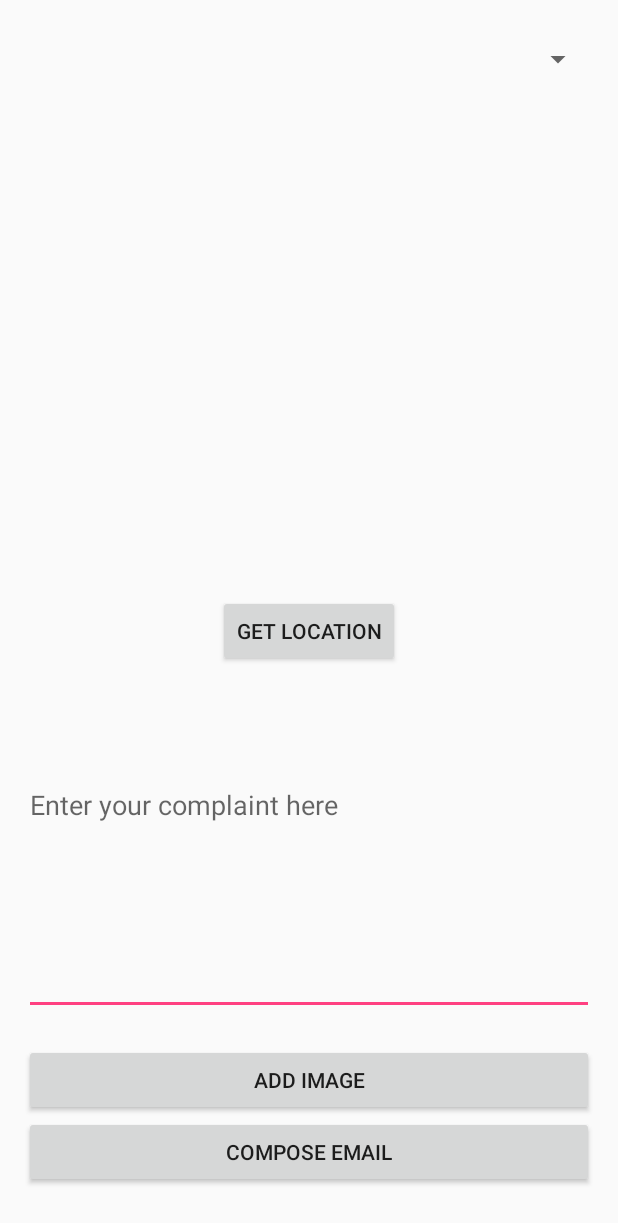
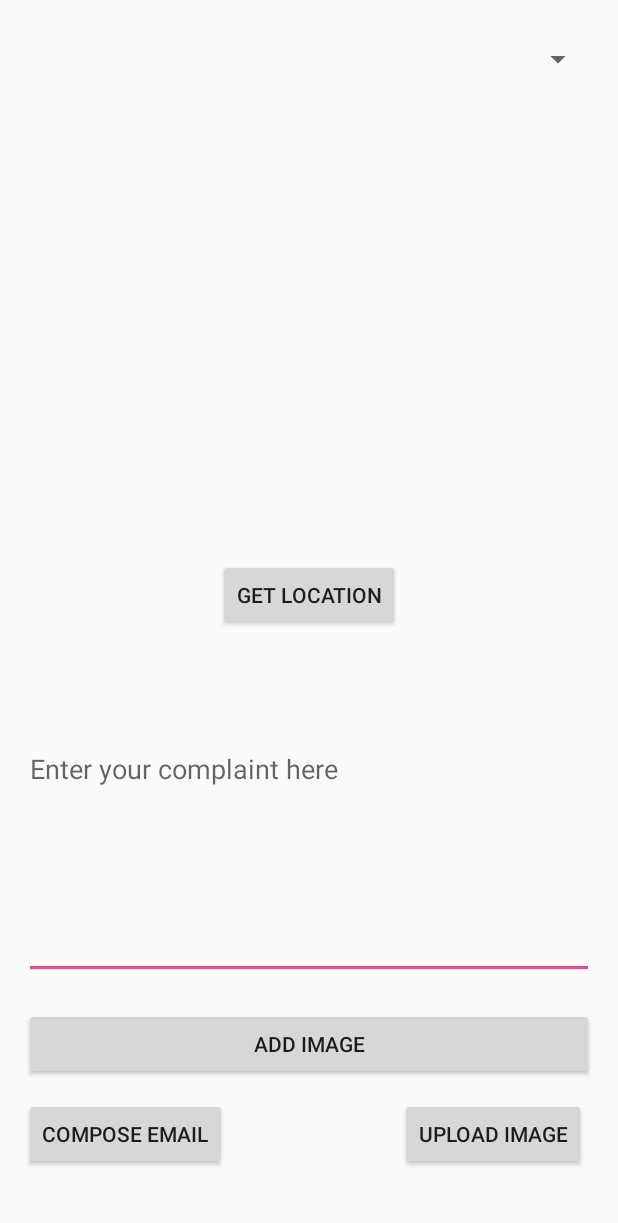
Before and after one commit to melvinabraham/CleanIndia, an Android app: the layout fragment_compose.xml on its own in the app's theme, with its tools: preview values and no code run, on a phone screen of 412 x 824 dp. Shown: the top 1223 px of the screen. Run offline under Robolectric (Android 15) with nearby library versions, the phone set to English and light mode, and no system bars; network calls fail.

Commit message:
Upload Images to firebase

```diff
--- a/app/build.gradle
+++ b/app/build.gradle
@@ -32,9 +32,11 @@ dependencies {
     compile 'com.roughike:bottom-bar:2.0.2'
     compile 'com.android.volley:volley:1.0.0'
     compile 'com.android.support.constraint:constraint-layout:1.0.2'
+    compile 'com.google.firebase:firebase-storage:10.2.0'
     testCompile 'junit:junit:4.12'
 }
 
 
 
+
 apply plugin: 'com.google.gms.google-services'
--- a/app/src/main/res/layout/fragment_compose.xml
+++ b/app/src/main/res/layout/fragment_compose.xml
@@ -28,10 +28,9 @@
         android:layout_width="wrap_content"
         android:layout_height="wrap_content"
         android:id="@+id/bComposeMail"
+        android:layout_marginBottom="28dp"
         android:layout_alignParentBottom="true"
-        android:layout_alignParentStart="true"
-        android:layout_marginBottom="16dp"
-        android:layout_alignParentEnd="true" />
+        android:layout_alignParentStart="true" />
 
     <Button
         android:text="Add Image"
@@ -39,7 +38,8 @@
         android:layout_height="wrap_content"
         android:id="@+id/bAddImage"
         android:layout_above="@+id/bComposeMail"
-        android:layout_alignParentStart="true" />
+        android:layout_alignParentStart="true"
+        android:layout_marginBottom="12dp" />
 
     <EditText
         android:layout_width="match_parent"
@@ -61,6 +61,15 @@
         android:layout_centerHorizontal="true"
         android:text="Get Location" />
 
+    <Button
+        android:id="@+id/upload_image"
+        android:layout_width="wrap_content"
+        android:layout_height="wrap_content"
+        android:text="Upload Image"
+        android:layout_alignBaseline="@+id/bComposeMail"
+        android:layout_alignBottom="@+id/bComposeMail"
+        android:layout_toEndOf="@+id/button2" />
+
 
 </RelativeLayout>
     </FrameLayout>
```
Also changed, not shown: app/src/main/java/com/mapps/seproject/ComposeFragment.java (+84 -1 lines).
